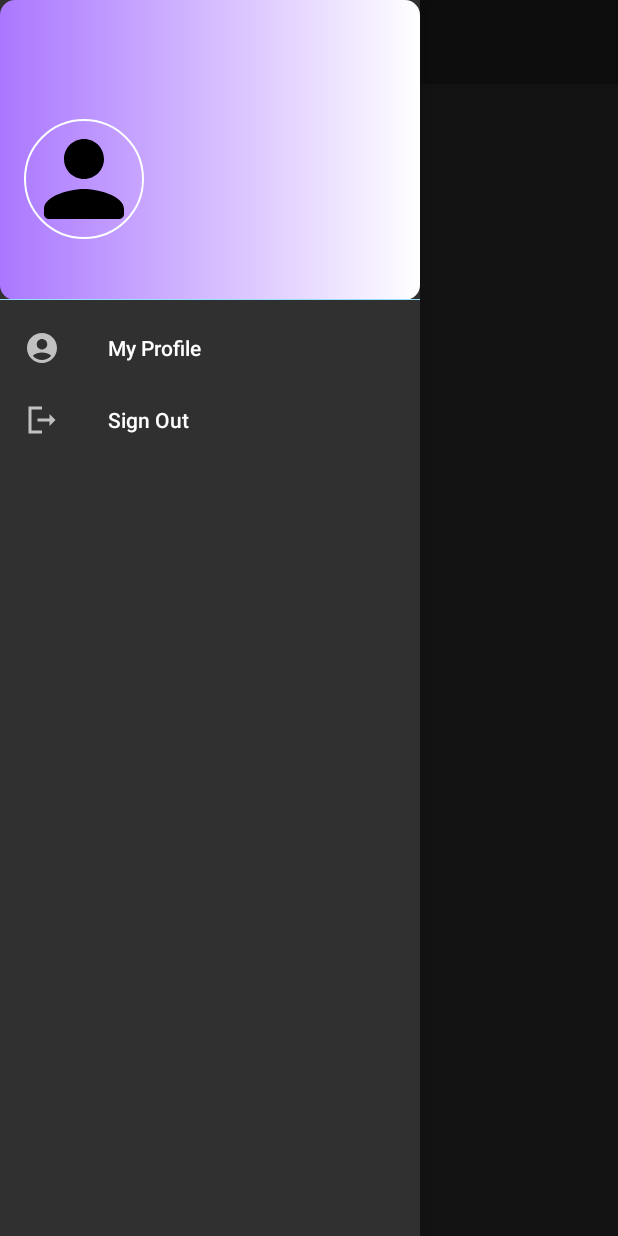
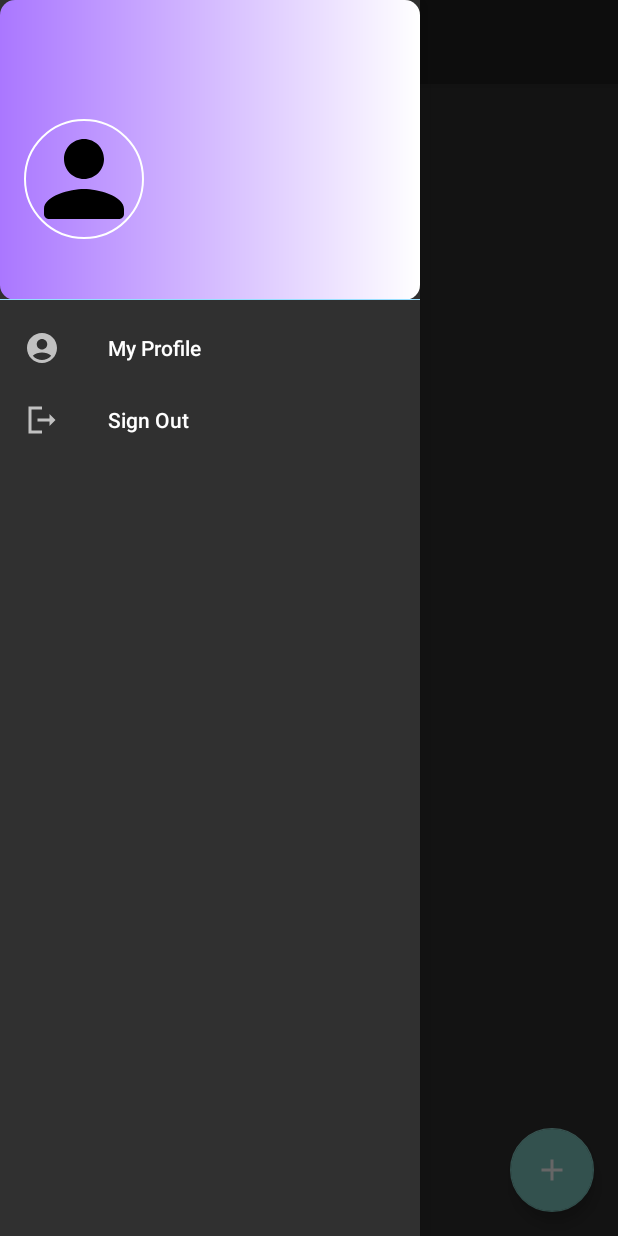
Before and after one commit to livbogdan/ExamenProject, an Android app: the screen it shows after launch once a user with an empty profile is signed in (MainActivity), with the side drawer open, on a phone screen of 412 x 824 dp. Run offline under Robolectric (Android 15) with nearby library versions, the phone set to English and light mode, and no system bars; our stand-ins replace CircleImageView, Firebase (no records; nobody signed in at launch, a user with empty details on screens opened directly); 3 statements that could not run were skipped.

Commit message:
Uppdate The Board 0.1
Open board activity when you press  "+" button in main activity. Even can type Header of board.

```diff
--- a/app/src/main/java/com/livbogdan/examenproject/activitys/MainActivity.kt
+++ b/app/src/main/java/com/livbogdan/examenproject/activitys/MainActivity.kt
@@ -1,6 +1,6 @@
 package com.livbogdan.examenproject.activitys
 
-import android.app.Activity
+
 import android.content.Intent
 import android.os.Bundle
 import android.util.Log
@@ -12,6 +12,7 @@ import androidx.appcompat.widget.Toolbar
 import androidx.core.view.GravityCompat
 import androidx.drawerlayout.widget.DrawerLayout
 import com.bumptech.glide.Glide
+import com.google.android.material.floatingactionbutton.FloatingActionButton
 import com.google.android.material.navigation.NavigationView
 import com.google.firebase.auth.FirebaseAuth
 import com.livbogdan.examenproject.R
@@ -19,10 +20,8 @@ import com.livbogdan.examenproject.firebase.FirestoreClass
 import com.livbogdan.examenproject.models.User
 import de.hdodenhof.circleimageview.CircleImageView
 
+
 class MainActivity : BaseActivity(), NavigationView.OnNavigationItemSelectedListener {
-	companion object {
-		const val MY_PROFILE_REQUEST_CODE: Int = 11
-	}
 
 	private val startMyProfileActivityForResult =
 		registerForActivityResult(ActivityResultContracts.StartActivityForResult()) { result ->
@@ -43,6 +42,13 @@ class MainActivity : BaseActivity(), NavigationView.OnNavigationItemSelectedList
 		navView.setNavigationItemSelectedListener(this)
 
 		FirestoreClass().loadUserData(this)
+
+		val fabBoard: FloatingActionButton = findViewById(R.id.fab_create_board)
+		fabBoard.setOnClickListener {
+			startActivity(Intent(this,
+				CreateBoardActivity::class.java))
+		}
+
 	}
 
 	private fun setupActionBar() {
--- /dev/null
+++ b/app/src/main/res/drawable/ic_vector_add.xml
@@ -0,0 +1,5 @@
+<vector android:height="24dp" android:tint="#FFFFFF"
+    android:viewportHeight="24" android:viewportWidth="24"
+    android:width="24dp" xmlns:android="http://schemas.android.com/apk/res/android">
+    <path android:fillColor="@android:color/white" android:pathData="M19,13h-6v6h-2v-6H5v-2h6V5h2v6h6v2z"/>
+</vector>
--- a/app/src/main/res/layout/app_bar_main.xml
+++ b/app/src/main/res/layout/app_bar_main.xml
@@ -23,4 +23,12 @@
 
     <include layout="@layout/content_main" />
 
+    <com.google.android.material.floatingactionbutton.FloatingActionButton
+        android:id="@+id/fab_create_board"
+        android:layout_width="wrap_content"
+        android:layout_height="wrap_content"
+        android:layout_gravity="bottom|end"
+        android:layout_margin="@dimen/fab_margin"
+        app:srcCompat="@drawable/ic_vector_add" />
+
 </androidx.coordinatorlayout.widget.CoordinatorLayout>
```
Also changed, not shown: app/src/main/AndroidManifest.xml (+9 -4 lines), app/src/main/java/com/livbogdan/examenproject/activitys/CreateBoardActivity.kt (added, +31 -0 lines), app/src/main/res/layout/activity_create_board.xml (added, +89 -0 lines), app/src/main/res/values/dimens.xml (+7 -0 lines), app/src/main/res/values/strings.xml (+9 -1 lines).
